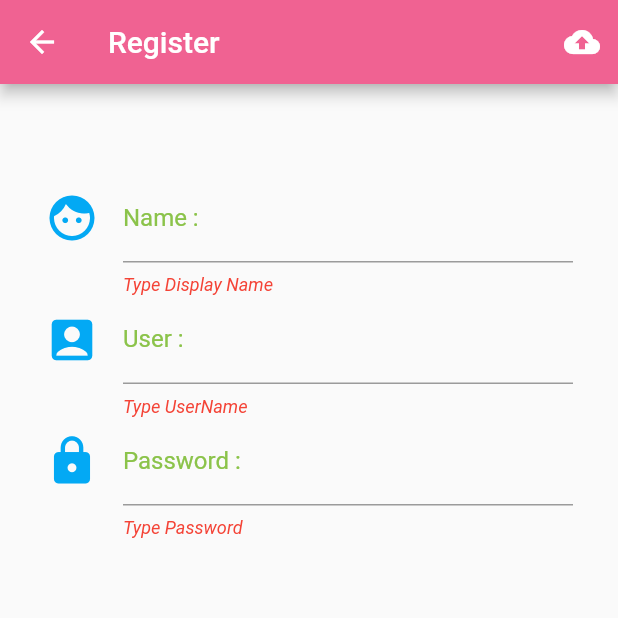
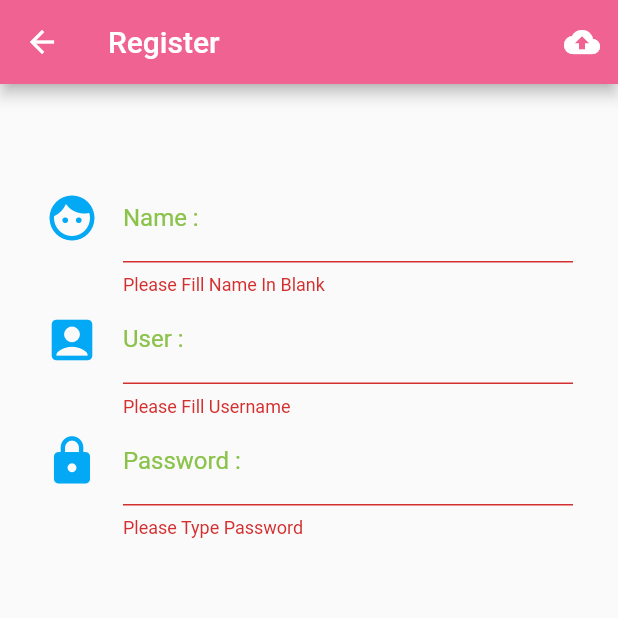
Before and after one commit to Devdido/artfoodthai1, a Flutter app: the Register screen opened directly, after a tap on the "cloud upload" icon, on a phone screen of 412 x 824 dp, the top half of it. Run offline on Flutter 3.47's test engine with Material 2 defaults, Android fonts, the phone set to English and light mode, and no system bars.

Commit message:
finish 15july

```diff
--- a/lib/screens/register.dart
+++ b/lib/screens/register.dart
@@ -7,24 +7,10 @@ class Register extends StatefulWidget {
 
 class _RegisterState extends State<Register> {
   // explicit
+  final formkey = GlobalKey<FormState>();
+  String name, user, password;
 
   // method
-
-  Widget passText() {
-    return TextFormField(
-      decoration: InputDecoration(
-          icon: Icon(
-            Icons.lock,
-            size: 36.0,
-            color: Colors.lightBlue,
-          ),
-          labelText: 'Password :',
-          labelStyle: TextStyle(color: Colors.lightGreen),
-          helperStyle:
-              TextStyle(color: Colors.red, fontStyle: FontStyle.italic),
-          helperText: 'Type Password'),
-    );
-  }
 
   Widget nameText() {
     return TextFormField(
@@ -36,9 +22,17 @@ class _RegisterState extends State<Register> {
         ),
         labelText: 'Name :',
         labelStyle: TextStyle(color: Colors.lightGreen),
-          helperStyle:
-              TextStyle(color: Colors.red, fontStyle: FontStyle.italic),
-          helperText: 'Type Display Name'),
+        helperStyle: TextStyle(color: Colors.red, fontStyle: FontStyle.italic),
+        helperText: 'Type Display Name',
+      ),
+      validator: (String value) {
+        if (value.isEmpty) {
+          return 'Please Fill Name In Blank';
+        }
+      },
+      onSaved: (String value) {
+        name = value;
+      },
     );
   }
 
@@ -55,13 +49,51 @@ class _RegisterState extends State<Register> {
           helperStyle:
               TextStyle(color: Colors.red, fontStyle: FontStyle.italic),
           helperText: 'Type UserName'),
+      validator: (String value) {
+        if (value.isEmpty) {
+          return 'Please Fill Username';
+        }
+      },
+      onSaved: (String value) {
+        user = value;
+      },
+    );
+  }
+
+  Widget passText() {
+    return TextFormField(
+      decoration: InputDecoration(
+          icon: Icon(
+            Icons.lock,
+            size: 36.0,
+            color: Colors.lightBlue,
+          ),
+          labelText: 'Password :',
+          labelStyle: TextStyle(color: Colors.lightGreen),
+          helperStyle:
+              TextStyle(color: Colors.red, fontStyle: FontStyle.italic),
+          helperText: 'Type Password'),
+      validator: (String value) {
+        if (value.isEmpty) {
+          return 'Please Type Password';
+        }
+      },
+      onSaved: (String value) {
+        password = value;
+      },
     );
   }
 
   Widget uploadButton() {
     return IconButton(
       icon: Icon(Icons.cloud_upload),
-      onPressed: () {},
+      onPressed: () {
+        print('Click Upload');
+        if (formkey.currentState.validate()) {
+          formkey.currentState.save();
+          print('name = $name, user = $user,password = $password');
+        }
+      },
     );
   }
 
@@ -78,6 +110,8 @@ class _RegisterState extends State<Register> {
       body: Container(
         alignment: Alignment.topCenter,
         padding: EdgeInsets.only(top: 60.0, left: 30.0, right: 30.0),
+        child: Form(
+          key: formkey,
           child: ListView(
             children: <Widget>[
               nameText(),
@@ -86,6 +120,7 @@ class _RegisterState extends State<Register> {
             ],
           ),
         ),
+      ),
     );
   }
 }
```
Lines whose indentation alone changed are shown as unchanged.
